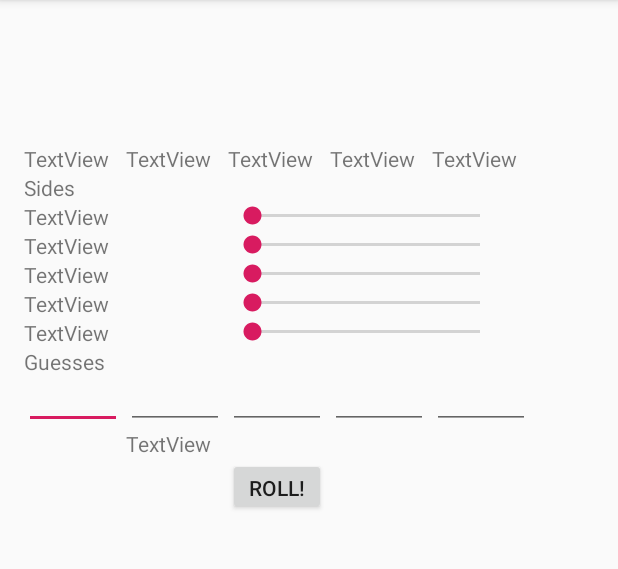
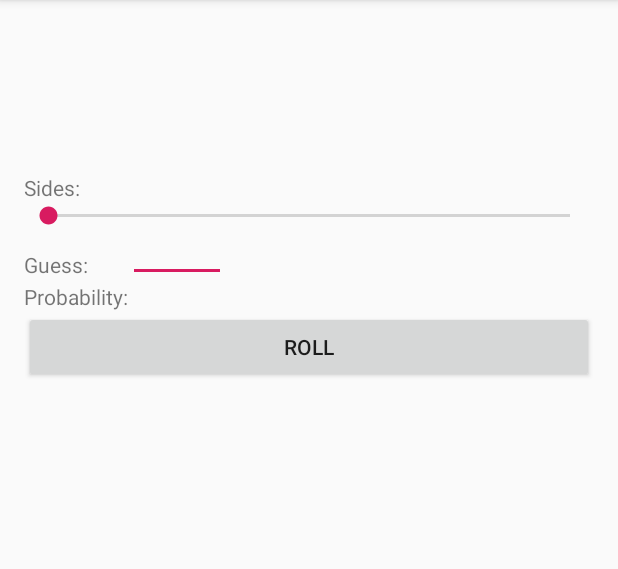
Before and after one commit to dj-pocket-cloud/Dice-Roller, an Android app: the screen it shows after launch (MainActivity), on a phone screen of 412 x 824 dp, the part 84-653 px from its top. Run offline under Robolectric (Android 15) with nearby library versions, the phone set to English and light mode, and no system bars.

Commit message:
re-worked GUI

```diff
--- a/app/src/main/res/layout/activity_main.xml
+++ b/app/src/main/res/layout/activity_main.xml
@@ -12,182 +12,64 @@
         android:layout_margin="@dimen/default_gap"
         android:padding="@dimen/default_gap"
         app:alignmentMode="alignBounds"
-        app:columnCount="5"
-        app:rowCount="14"
-        tools:layout_editor_absoluteX="16dp"
-        tools:layout_editor_absoluteY="30dp">
+        app:columnCount="2"
+        app:rowCount="9"
+        tools:layout_editor_absoluteX="25dp"
+        tools:layout_editor_absoluteY="55dp">
 
         <ImageView
             android:id="@+id/diceimg1"
             android:layout_width="68dp"
             android:layout_height="80dp"
             app:layout_column="0"
+            app:layout_columnSpan="2"
             app:layout_gravity="center"
             app:layout_row="0"
-            tools:srcCompat="@tools:sample/avatars" />
-
-        <ImageView
-            android:id="@+id/diceimg2"
-            android:layout_width="68dp"
-            android:layout_height="80dp"
-            app:layout_column="1"
-            app:layout_gravity="center"
-            app:layout_row="0"
-            tools:srcCompat="@tools:sample/avatars" />
-
-        <ImageView
-            android:id="@+id/diceimg3"
-            android:layout_width="68dp"
-            android:layout_height="80dp"
-            app:layout_column="2"
-            app:layout_gravity="center"
-            app:layout_row="0"
-            tools:srcCompat="@tools:sample/avatars" />
-
-        <ImageView
-            android:id="@+id/diceimg4"
-            android:layout_width="68dp"
-            android:layout_height="80dp"
-            app:layout_column="3"
-            app:layout_gravity="center"
-            app:layout_row="0"
-            tools:srcCompat="@tools:sample/avatars" />
-
-        <ImageView
-            android:id="@+id/diceimg5"
-            android:layout_width="68dp"
-            android:layout_height="80dp"
-            app:layout_column="4"
-            app:layout_row="0"
+            app:layout_rowSpan="1"
             tools:srcCompat="@tools:sample/avatars" />
 
         <TextView
             android:id="@+id/divevalue1"
             android:layout_width="wrap_content"
             android:layout_height="wrap_content"
-            android:text="TextView"
+            android:text="@string/die_value"
             app:layout_column="0"
+            app:layout_columnSpan="2"
+            app:layout_gravity="center_horizontal"
             app:layout_row="1" />
-
-        <TextView
-            android:id="@+id/divevalue2"
-            android:layout_width="wrap_content"
-            android:layout_height="wrap_content"
-            android:text="TextView" />
-
-        <TextView
-            android:id="@+id/divevalue3"
-            android:layout_width="wrap_content"
-            android:layout_height="wrap_content"
-            android:text="TextView" />
-
-        <TextView
-            android:id="@+id/divevalue4"
-            android:layout_width="wrap_content"
-            android:layout_height="wrap_content"
-            android:text="TextView" />
-
-        <TextView
-            android:id="@+id/divevalue5"
-            android:layout_width="wrap_content"
-            android:layout_height="wrap_content"
-            android:text="TextView" />
 
         <SeekBar
             android:id="@+id/sidebar1"
-            android:layout_width="184dp"
+            android:layout_width="207dp"
             android:layout_height="wrap_content"
-            app:layout_column="2"
-            app:layout_columnSpan="3"
-            app:layout_row="4" />
-
-        <SeekBar
-            android:id="@+id/sidebar2"
-            android:layout_width="184dp"
-            android:layout_height="wrap_content"
-            app:layout_column="2"
-            app:layout_columnSpan="3"
-            app:layout_row="5" />
-
-        <SeekBar
-            android:id="@+id/sidebar3"
-            android:layout_width="184dp"
-            android:layout_height="wrap_content"
-            app:layout_column="2"
-            app:layout_columnSpan="3"
-            app:layout_row="6" />
-
-        <SeekBar
-            android:id="@+id/sidebar4"
-            android:layout_width="184dp"
-            android:layout_height="wrap_content"
-            app:layout_column="2"
-            app:layout_columnSpan="3"
-            app:layout_row="7" />
-
-        <SeekBar
-            android:id="@+id/sidebar5"
-            android:layout_width="184dp"
-            android:layout_height="wrap_content"
-            app:layout_column="2"
-            app:layout_columnSpan="3"
-            app:layout_row="8" />
+            app:layout_column="0"
+            app:layout_columnSpan="2"
+            app:layout_gravity="fill_horizontal|center"
+            app:layout_row="3" />
 
         <TextView
             android:id="@+id/sides_text"
             android:layout_width="wrap_content"
             android:layout_height="wrap_content"
-            android:text="Sides"
+            android:text="Sides:"
             app:layout_column="0"
-            app:layout_row="3" />
+            app:layout_row="2" />
 
         <TextView
             android:id="@+id/guesses_text"
             android:layout_width="wrap_content"
             android:layout_height="wrap_content"
-            android:text="Guesses"
+            android:text="Guess:"
             app:layout_column="0"
-            app:layout_row="9" />
+            app:layout_row="4" />
 
         <TextView
             android:id="@+id/sidevalue1"
             android:layout_width="wrap_content"
             android:layout_height="wrap_content"
-            android:text="TextView"
-            app:layout_column="0"
-            app:layout_row="4" />
-
-        <TextView
-            android:id="@+id/sidevalue2"
-            android:layout_width="wrap_content"
-            android:layout_height="wrap_content"
-            android:text="TextView"
-            app:layout_column="0"
-            app:layout_row="5" />
-
-        <TextView
-            android:id="@+id/sidevalue3"
-            android:layout_width="wrap_content"
-            android:layout_height="wrap_content"
-            android:text="TextView"
-            app:layout_column="0"
-            app:layout_row="6" />
-
-        <TextView
-            android:id="@+id/sidevalue4"
-            android:layout_width="wrap_content"
-            android:layout_height="wrap_content"
-            android:text="TextView"
-            app:layout_column="0"
-            app:layout_row="7" />
-
-        <TextView
-            android:id="@+id/sidevalue5"
-            android:layout_width="wrap_content"
-            android:layout_height="wrap_content"
-            android:text="TextView"
-            app:layout_column="0"
-            app:layout_row="8" />
+            android:text="@string/side_value"
+            app:layout_column="1"
+            app:layout_row="2" />
 
         <EditText
             android:id="@+id/guessesvalue1"
@@ -195,61 +77,34 @@
             android:layout_height="35dp"
             android:ems="10"
             android:inputType="number"
-            app:layout_column="0"
-            app:layout_row="10" />
-
-        <EditText
-            android:id="@+id/guessesvalue2"
-            android:layout_width="65dp"
-            android:layout_height="35dp"
-            android:ems="10"
-            android:inputType="number"
             app:layout_column="1"
-            app:layout_row="10" />
-
-        <EditText
-            android:id="@+id/guessesvalue3"
-            android:layout_width="65dp"
-            android:layout_height="35dp"
-            android:ems="10"
-            android:inputType="number"
-            app:layout_column="2"
-            app:layout_row="10" />
-
-        <EditText
-            android:id="@+id/guessesvalue4"
-            android:layout_width="65dp"
-            android:layout_height="35dp"
-            android:ems="10"
-            android:inputType="number"
-            app:layout_column="3"
-            app:layout_row="10" />
-
-        <EditText
-            android:id="@+id/guessesvalue5"
-            android:layout_width="65dp"
-            android:layout_height="35dp"
-            android:ems="10"
-            android:inputType="number"
-            app:layout_column="4"
-            app:layout_row="10" />
+            app:layout_row="4" />
 
         <TextView
-            android:id="@+id/totalprobability"
-            android:layout_width="201dp"
+            android:id="@+id/probability_text"
+            android:layout_width="wrap_content"
             android:layout_height="wrap_content"
-            android:text="TextView"
+            android:text="Probability:"
+            app:layout_column="0"
+            app:layout_row="6" />
+
+        <TextView
+            android:id="@+id/probability_value"
+            android:layout_width="wrap_content"
+            android:layout_height="wrap_content"
+            android:text="@string/probability_value"
             app:layout_column="1"
-            app:layout_columnSpan="3"
-            app:layout_row="11" />
+            app:layout_row="6" />
 
         <Button
-            android:id="@+id/rollbutton"
-            android:layout_width="65dp"
-            android:layout_height="38dp"
-            android:text="Roll!"
-            app:layout_column="2"
-            app:layout_row="12" />
+            android:id="@+id/button"
+            android:layout_width="wrap_content"
+            android:layout_height="wrap_content"
+            android:text="Roll"
+            app:layout_column="0"
+            app:layout_columnSpan="2"
+            app:layout_gravity="fill_horizontal"
+            app:layout_row="7" />
 
     </android.support.v7.widget.GridLayout>
 </android.support.constraint.ConstraintLayout>
--- a/app/src/main/res/values/strings.xml
+++ b/app/src/main/res/values/strings.xml
@@ -1,3 +1,6 @@
 <resources>
     <string name="app_name">Dice Roller</string>
+    <string name="probability_value" />
+    <string name="side_value" />
+    <string name="die_value" />
 </resources>
```
